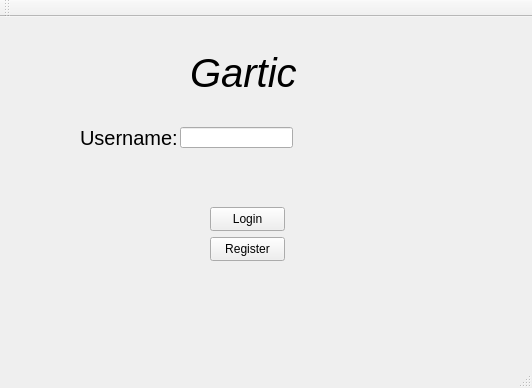
Above: Interface/Login_Interface.ui from xNaga09x/ProjectModernCpp before the change. Below: the same form after it.
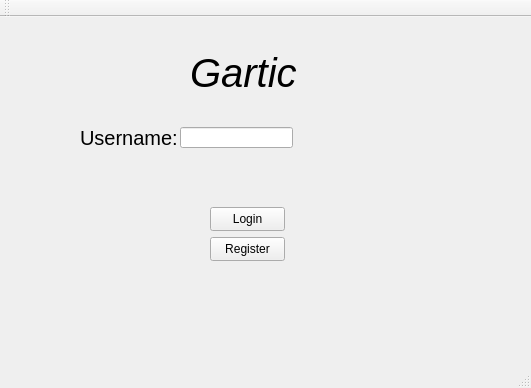
That is the form after the change. Icons and pictures are not drawn.

What changed in the file:
```diff
--- a/Interface/Login_Interface.ui
+++ b/Interface/Login_Interface.ui
@@ -9,7 +9,7 @@
    <rect>
     <x>0</x>
     <y>0</y>
-    <width>532</width>
+    <width>531</width>
     <height>388</height>
    </rect>
   </property>
```
Left out of the diff: 4 changed lines with no effect on the pictures.
